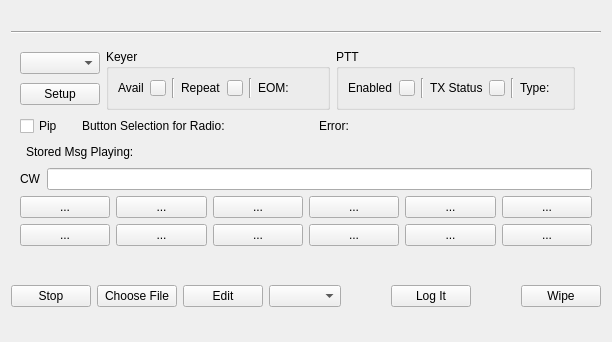
Before: the Qt Designer form mqt/MqtLogger/dmbuttonframe.ui in Rsclub22/Minos2-Mirror, drawn with Qt 5.
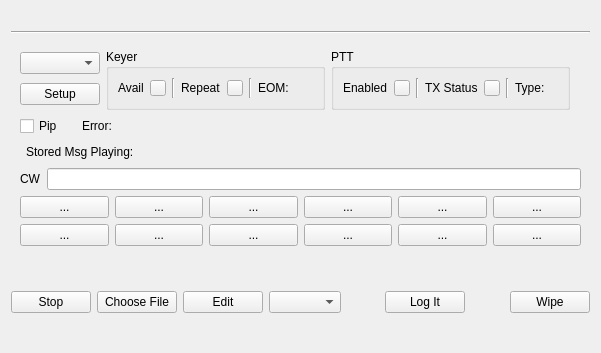
After: the same form once the commit is applied.

```diff
--- a/mqt/MqtLogger/dmbuttonframe.ui
+++ b/mqt/MqtLogger/dmbuttonframe.ui
@@ -6,8 +6,8 @@
    <rect>
     <x>0</x>
     <y>0</y>
-    <width>612</width>
-    <height>342</height>
+    <width>601</width>
+    <height>353</height>
    </rect>
   </property>
   <property name="windowTitle">
@@ -313,44 +313,6 @@
           </item>
           <item>
            <layout class="QHBoxLayout" name="horizontalLayout_15">
-            <item>
-             <layout class="QHBoxLayout" name="horizontalLayout_17">
-              <item>
-               <widget class="QLabel" name="buttonSelectionLbl">
-                <property name="text">
-                 <string>Button Selection for Radio:</string>
-                </property>
-               </widget>
-              </item>
-              <item>
-               <widget class="QLabel" name="saveByRadioNameText">
-                <property name="text">
-                 <string/>
-                </property>
-               </widget>
-              </item>
-              <item>
-               <widget class="QLabel" name="sAndPLabel">
-                <property name="text">
-                 <string/>
-                </property>
-               </widget>
-              </item>
-              <item>
-               <spacer name="horizontalSpacer_5">
-                <property name="orientation">
-                 <enum>Qt::Horizontal</enum>
-                </property>
-                <property name="sizeHint" stdset="0">
-                 <size>
-                  <width>40</width>
-                  <height>20</height>
-                 </size>
-                </property>
-               </spacer>
-              </item>
-             </layout>
-            </item>
             <item>
              <widget class="QLabel" name="errorTitleLabel">
               <property name="text">
```
